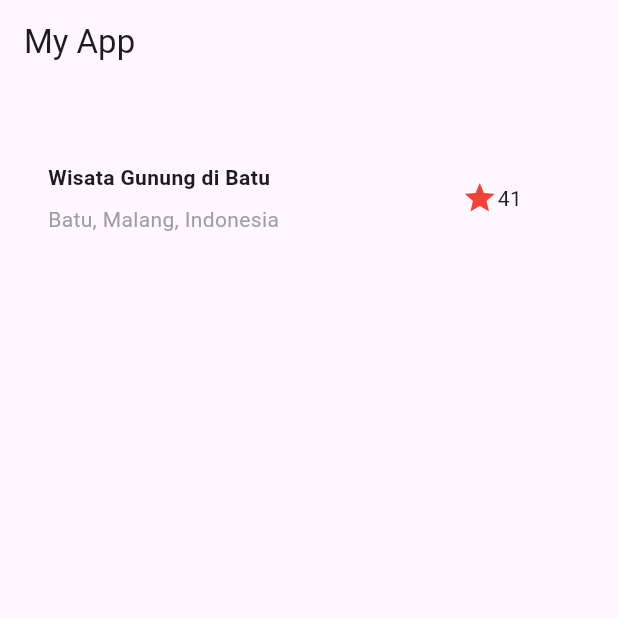
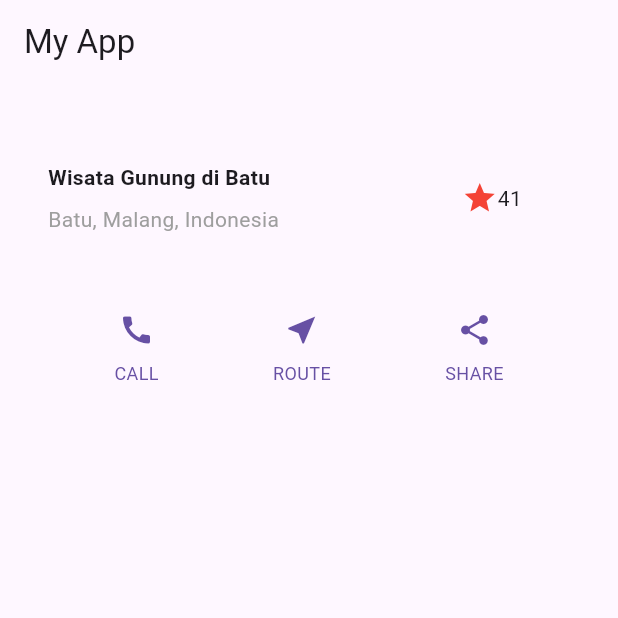
Before and after one commit to yogiannanf/PemrogramanMobile, a Flutter app: the screen it shows after launch, on a phone screen of 412 x 824 dp, the top half of it. Run offline on Flutter 3.47's test engine with Material 3 defaults, Android fonts, the phone set to English and light mode, and no system bars.

Commit message:
Praktikum 2: Implementasi button row

```diff
--- a/layout_flutter/lib/main.dart
+++ b/layout_flutter/lib/main.dart
@@ -3,6 +3,7 @@
 void main() => runApp(MyApp());
 
 class MyApp extends StatelessWidget {
+
   //Praktikum 1
   Widget titleSection = Container(
     padding: const EdgeInsets.all(32.0),
@@ -49,9 +50,21 @@
     ),
   );
 
+  // Praktikum 2
   @override
   Widget build(BuildContext context) {
-    return MaterialApp(
+    //Praktikum 2 Langkah 2
+    Color color = Theme.of(context).primaryColor;
+    Widget buttonSection = Row(
+        mainAxisAlignment: MainAxisAlignment.spaceEvenly,
+        children: [
+          _buildButtonColumn(color, Icons.call, 'CALL'),
+          _buildButtonColumn(color, Icons.near_me, 'ROUTE'),
+          _buildButtonColumn(color, Icons.share, 'SHARE'),
+        ],
+      );
+
+      return MaterialApp(
       title: 'Flutter Demo: Yogianna Nur Febrianti dan 2241720261',
       home: Scaffold(
         appBar: AppBar(
@@ -60,10 +73,31 @@
          body: Column(
           children: [
             titleSection, // Menampilkan section yang telah dibuat
-            // Tambahkan widget lain di sini jika diperlukan
+            buttonSection,// Praktikum 2 Langkah 3
           ],
         ),
       ),
     );
   }
 }
+  //Praktikum 2 Langkah 1
+  Column _buildButtonColumn(Color color, IconData icon, String label) {
+    return Column(
+      mainAxisSize: MainAxisSize.min,
+      mainAxisAlignment: MainAxisAlignment.center,
+      children: [
+        Icon(icon, color: color),
+        Container(
+          margin: const EdgeInsets.only(top: 8),
+          child: Text(
+            label,
+            style: TextStyle(
+              fontSize: 12,
+              fontWeight: FontWeight.w400,
+              color: color,
+            ),
+          ),
+        ),
+      ],
+    );
+  }
```
Also changed, not shown: img/hasilprak2.png (added), img/prak2soal1.png (added), img/prak2soal2.png (added), img/prak2soal3.png (added), 1 other file.
